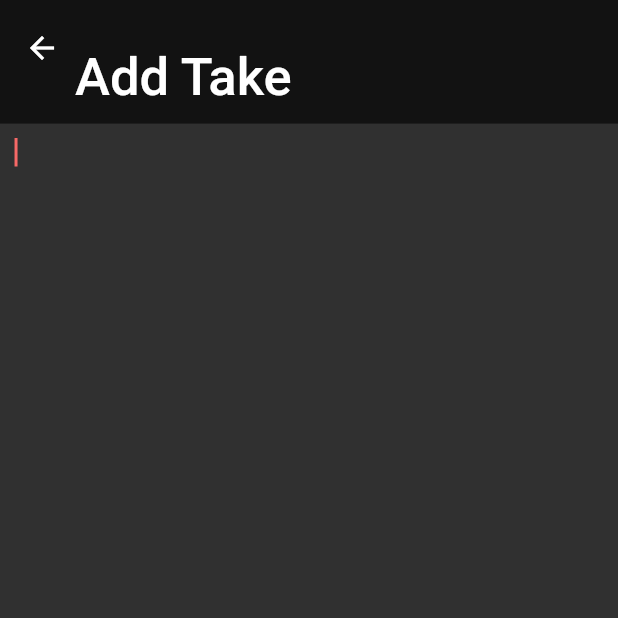
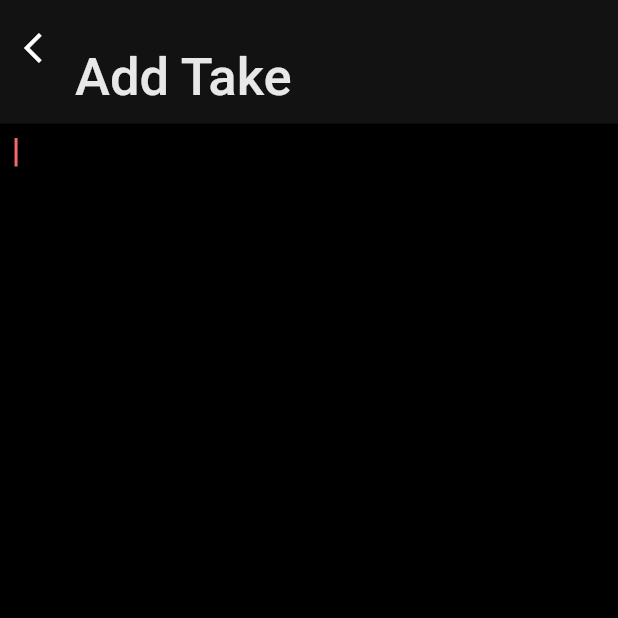
Before and after one commit to vinay416/quick_type, a Flutter app: the screen it shows once a user with an empty profile is signed in, after a tap on the "add" icon, on a phone screen of 412 x 824 dp, the top half of it. Run offline on Flutter 3.47's test engine with Material 2 defaults, Android fonts, the phone set to English and light mode, and no system bars; our stand-ins replace cached_network_image, cloud_firestore, firebase_auth, firebase_core, firebase_database, flutter_svg and 5 more; missing offline and left inert: dart:ffi; accounts and stored records are empty; network calls fail.

Commit message:
profile screen added

```diff
--- a/lib/app_global/widgets/custom_scaffold.dart
+++ b/lib/app_global/widgets/custom_scaffold.dart
@@ -1,7 +1,10 @@
 import 'package:flutter/material.dart';
+import 'package:provider/provider.dart';
 import 'package:quick_takes/app_global/app_colors.dart';
 import 'package:quick_takes/app_global/app_textstyles.dart';
 import 'package:quick_takes/app_global/extension/context_extensions.dart';
+import 'package:quick_takes/app_router.dart';
+import 'package:quick_takes/theme/view_model/app_theme_view_model.dart';
 
 class CustomScaffold extends StatelessWidget {
   const CustomScaffold({
@@ -30,8 +33,8 @@ class CustomScaffold extends StatelessWidget {
         slivers: [
           if (title != null)
             SliverAppBar.large(
-              automaticallyImplyLeading: enableLeadingBack,
-              title: Text(title!),
+              leading: enableLeadingBack ? backButton : null,
+              title: getTitle,
               expandedHeight: isSmallAppBar ? 0.1.h : null,
               flexibleSpace: isSmallAppBar
                   ? Padding(
@@ -44,12 +47,7 @@ class CustomScaffold extends StatelessWidget {
                           const Spacer(),
                           Row(
                             children: [
-                              Text(
-                                title!,
-                                style: AppTextStyles.title.copyWith(
-                                  color: AppColors.primaryLight,
-                                ),
-                              ),
+                              getTitle,
                               const Spacer(),
                               if (isSmallAppBar && actions != null) ...actions!,
                               const SizedBox(width: 20),
@@ -68,4 +66,29 @@ class CustomScaffold extends StatelessWidget {
       floatingActionButton: floatingActionButton,
     );
   }
+
+  Widget get getTitle {
+    return Consumer<AppThemeViewModel>(
+      builder: (context, value, child) {
+        return Text(
+          title!,
+          style: AppTextStyles.title.copyWith(
+            color: context.isDarkMode
+                ? AppColors.primaryLight.withOpacity(0.9)
+                : AppColors.primaryDark.withOpacity(0.6),
+          ),
+        );
+      },
+    );
+  }
+
+  Widget get backButton {
+    final context = AppRouter.navigatorKey.currentContext!;
+    return IconButton(
+      onPressed: () {
+        Navigator.pop(context);
+      },
+      icon: const Icon(Icons.arrow_back_ios),
+    );
+  }
 }
--- a/lib/app_router.dart
+++ b/lib/app_router.dart
@@ -5,6 +5,8 @@ import 'package:quick_takes/auth/view/login_view.dart';
 import 'package:quick_takes/auth/view_model/auth_view_model.dart';
 import 'package:quick_takes/home/view/home_view.dart';
 import 'package:quick_takes/home/view/new_take/new_take_view.dart';
+import 'package:quick_takes/profile/view/profile_view.dart';
+import 'package:quick_takes/profile/view_model/profile_view_model.dart';
 
 class AppRouter {
   AppRouter._();
@@ -52,6 +54,14 @@ class AppRouter {
           path: 'new',
           builder: (_, state) => const NewTakeView(),
         ),
+        GoRoute(
+          name: ProfileView.routeName,
+          path: 'profile',
+          builder: (context, state) {
+            final user = context.read<ProfileViewModel>().userData;
+            return ProfileView(user: user);
+          },
+        ),
       ],
     ),
   ];
--- a/lib/profile/view/widget/profile_button.dart
+++ b/lib/profile/view/widget/profile_button.dart
@@ -1,8 +1,8 @@
-import 'package:cached_network_image/cached_network_image.dart';
 import 'package:flutter/material.dart';
+import 'package:go_router/go_router.dart';
 import 'package:provider/provider.dart';
-import 'package:quick_takes/app_global/utils.dart';
-import 'package:quick_takes/auth/model/user_model.dart';
+import 'package:quick_takes/profile/view/profile_view.dart';
+import 'package:quick_takes/profile/view/widget/profile_widget.dart';
 import 'package:quick_takes/profile/view_model/profile_view_model.dart';
 
 class ProfileButton extends StatefulWidget {
@@ -22,18 +22,11 @@ class _ProfileButtonState extends State<ProfileButton> {
 
   @override
   Widget build(BuildContext context) {
-    return Selector<ProfileViewModel, UserModel?>(
-      selector: (_, viewModel) => viewModel.userData,
-      builder: (context, userData, child) {
-        String dpUrl = kDefaultDP;
-        if (userData != null) {
-          dpUrl = userData.dpUrl;
-        }
-        return CircleAvatar(
-          radius: 20,
-          backgroundImage: CachedNetworkImageProvider(dpUrl),
-        );
+    return GestureDetector(
+      onTap: () {
+        context.pushNamed(ProfileView.routeName);
       },
+      child: const ProfileWidget(),
     );
   }
 }
--- /dev/null
+++ b/lib/profile/view/widget/profile_widget.dart
@@ -0,0 +1,35 @@
+import 'package:cached_network_image/cached_network_image.dart';
+import 'package:flutter/material.dart';
+import 'package:provider/provider.dart';
+import 'package:quick_takes/app_global/utils.dart';
+import 'package:quick_takes/auth/model/user_model.dart';
+import 'package:quick_takes/profile/view_model/profile_view_model.dart';
+
+class ProfileWidget extends StatelessWidget {
+  const ProfileWidget({this.radii = 20, super.key});
+  final double radii;
+
+  @override
+  Widget build(BuildContext context) {
+    return Selector<ProfileViewModel, UserModel?>(
+      selector: (_, viewModel) => viewModel.userData,
+      builder: (context, userData, child) {
+        String dpUrl = kDefaultDP;
+        if (userData != null) {
+          dpUrl = userData.dpUrl;
+        }
+        return Hero(
+          tag: 'profile',
+          child: CircleAvatar(
+            backgroundColor: Colors.grey.withOpacity(0.2),
+            radius: radii + 5,
+            child: CircleAvatar(
+              radius: radii,
+              backgroundImage: CachedNetworkImageProvider(dpUrl),
+            ),
+          ),
+        );
+      },
+    );
+  }
+}
--- a/lib/theme/app_theme.dart
+++ b/lib/theme/app_theme.dart
@@ -6,6 +6,11 @@ class AppTheme {
 
   ThemeData get lightTheme {
     final theme = ThemeData(
+      appBarTheme: AppBarTheme(
+        foregroundColor: AppColors.primaryDark,
+        backgroundColor: Colors.grey[300],
+      ),
+      scaffoldBackgroundColor: AppColors.primaryLight,
       colorScheme: ColorScheme.light(
         primary: secondaryColor,
         secondary: secondaryColor,
@@ -16,6 +21,7 @@ class AppTheme {
 
   ThemeData get darkTheme {
     final theme = ThemeData(
+      scaffoldBackgroundColor: AppColors.primaryDark,
       colorScheme: ColorScheme.dark(
         primary: secondaryColor,
         secondary: secondaryColor,
```
Also changed, not shown: lib/auth/view/widgets/log_out_button.dart (+9 -3 lines), lib/profile/view/profile_view.dart (+73 -2 lines).
